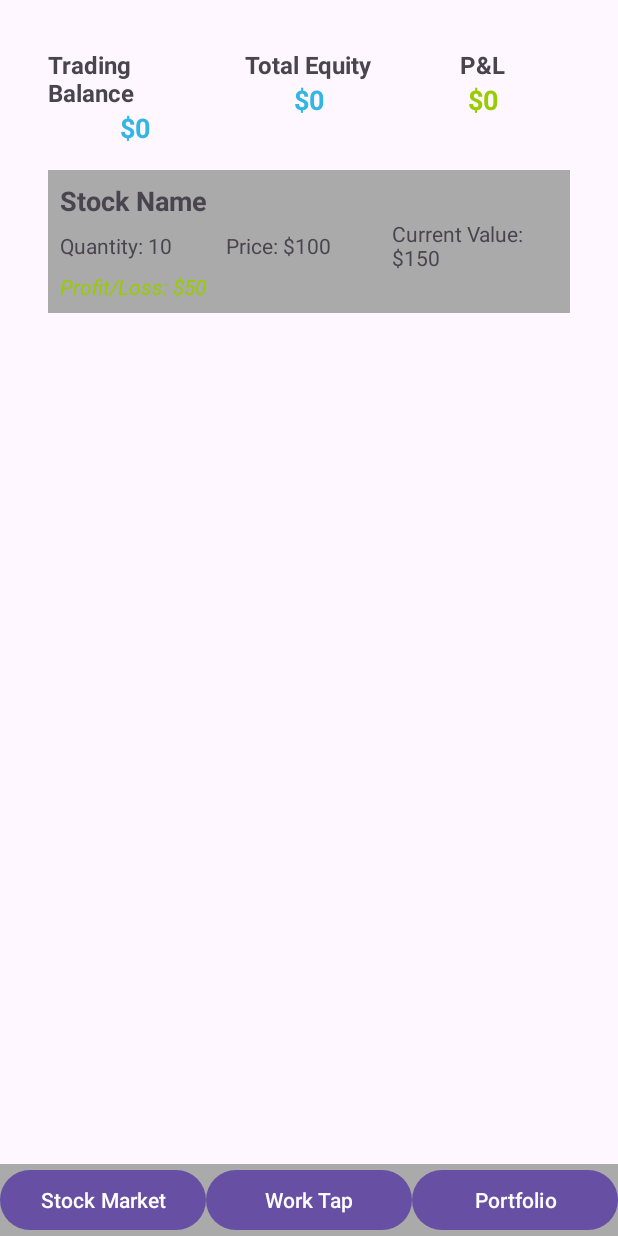
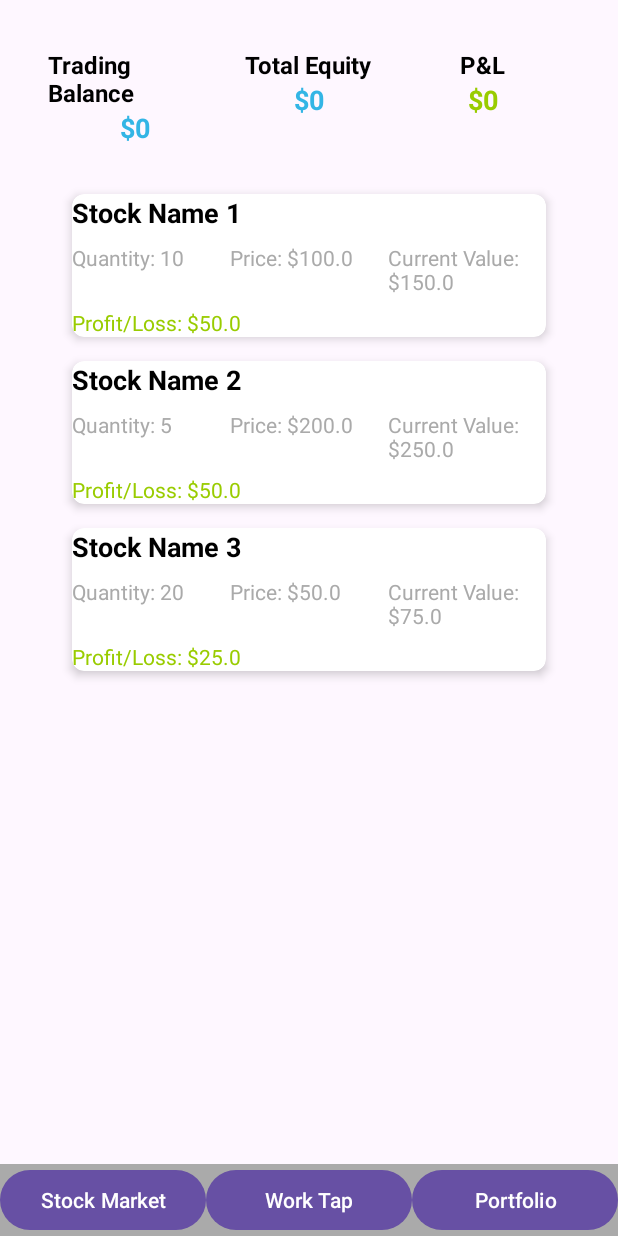
Before and after one commit to pakelcomedy/StockComedy, an Android app: the fragment PortfolioFragment placed in its activity, on a phone screen of 412 x 824 dp. Run offline under Robolectric (Android 15) with nearby library versions, the phone set to English and light mode, and no system bars.

Commit message:
fix portofolio

```diff
--- a/app/src/main/java/com/pakelcomedy/stockcomedy/PortfolioFragment.kt
+++ b/app/src/main/java/com/pakelcomedy/stockcomedy/PortfolioFragment.kt
@@ -25,7 +25,7 @@ class PortfolioFragment : Fragment() {
         savedInstanceState: Bundle?
     ): View? {
         // Inflate the layout for this fragment
-        return inflater.inflate(R.layout.activity_portfolio, container, false)
+        return inflater.inflate(R.layout.fragment_portfolio, container, false)
     }
 
     override fun onViewCreated(view: View, savedInstanceState: Bundle?) {
@@ -33,7 +33,6 @@ class PortfolioFragment : Fragment() {
 
         recyclerView = view.findViewById(R.id.portfolioContainer)
         recyclerView.layoutManager = LinearLayoutManager(context)
-
         portfolioAdapter = PortfolioAdapter(portfolioItems)
         recyclerView.adapter = portfolioAdapter
     }
--- /dev/null
+++ b/app/src/main/res/layout/fragment_portfolio.xml
@@ -0,0 +1,108 @@
+<?xml version="1.0" encoding="utf-8"?>
+<LinearLayout
+    xmlns:android="http://schemas.android.com/apk/res/android"
+    xmlns:tools="http://schemas.android.com/tools"
+    android:layout_width="match_parent"
+    android:layout_height="match_parent"
+    android:orientation="vertical"
+    android:padding="16dp"
+    tools:context=".PortfolioFragment">
+
+    <!-- Panel 1: Trading Balance, Total Equity, P&L -->
+    <LinearLayout
+        android:layout_width="match_parent"
+        android:layout_height="wrap_content"
+        android:orientation="horizontal"
+        android:paddingBottom="16dp">
+
+        <!-- Trading Balance -->
+        <LinearLayout
+            android:layout_width="0dp"
+            android:layout_height="wrap_content"
+            android:layout_weight="1"
+            android:orientation="vertical"
+            android:gravity="center_horizontal">
+
+            <TextView
+                android:id="@+id/tvTradingBalanceLabel"
+                android:layout_width="wrap_content"
+                android:layout_height="wrap_content"
+                android:text="Trading Balance"
+                android:textSize="16sp"
+                android:textStyle="bold"
+                android:textColor="@android:color/black" />
+
+            <TextView
+                android:id="@+id/tvTradingBalanceValue"
+                android:layout_width="wrap_content"
+                android:layout_height="wrap_content"
+                android:text="$0"
+                android:textSize="18sp"
+                android:textStyle="bold"
+                android:textColor="@android:color/holo_blue_light" />
+        </LinearLayout>
+
+        <!-- Total Equity -->
+        <LinearLayout
+            android:layout_width="0dp"
+            android:layout_height="wrap_content"
+            android:layout_weight="1"
+            android:orientation="vertical"
+            android:gravity="center_horizontal">
+
+            <TextView
+                android:id="@+id/tvTotalEquityLabel"
+                android:layout_width="wrap_content"
+                android:layout_height="wrap_content"
+                android:text="Total Equity"
+                android:textSize="16sp"
+                android:textStyle="bold"
+                android:textColor="@android:color/black" />
+
+            <TextView
+                android:id="@+id/tvTotalEquityValue"
+                android:layout_width="wrap_content"
+                android:layout_height="wrap_content"
+                android:text="$0"
+                android:textSize="18sp"
+                android:textStyle="bold"
+                android:textColor="@android:color/holo_blue_light" />
+        </LinearLayout>
+
+        <!-- P&L -->
+        <LinearLayout
+            android:layout_width="0dp"
+            android:layout_height="wrap_content"
+            android:layout_weight="1"
+            android:orientation="vertical"
+            android:gravity="center_horizontal">
+
+            <TextView
+                android:id="@+id/tvPnLLabel"
+                android:layout_width="wrap_content"
+                android:layout_height="wrap_content"
+                android:text="P&amp;L"
+                android:textSize="16sp"
+                android:textStyle="bold"
+                android:textColor="@android:color/black" />
+
+            <TextView
+                android:id="@+id/tvPnLValue"
+                android:layout_width="wrap_content"
+                android:layout_height="wrap_content"
+                android:text="$0"
+                android:textSize="18sp"
+                android:textStyle="bold"
+                android:textColor="@android:color/holo_green_light" />
+        </LinearLayout>
+    </LinearLayout>
+
+    <!-- Panel 2: List Saham yang Dimiliki Player -->
+    <androidx.recyclerview.widget.RecyclerView
+        android:id="@+id/portfolioContainer"
+        android:layout_width="match_parent"
+        android:layout_height="0dp"
+        android:layout_weight="1"
+        android:padding="8dp"
+        android:clipToPadding="false" />
+</LinearLayout>
--- a/app/src/main/res/layout/portfolio_item.xml
+++ b/app/src/main/res/layout/portfolio_item.xml
@@ -1,12 +1,19 @@
 <?xml version="1.0" encoding="utf-8"?>
-<LinearLayout
+<androidx.cardview.widget.CardView
     xmlns:android="http://schemas.android.com/apk/res/android"
+    xmlns:cardview="http://schemas.android.com/apk/res-auto"
     android:layout_width="match_parent"
     android:layout_height="wrap_content"
-    android:orientation="vertical"
-    android:padding="8dp"
-    android:background="@android:color/darker_gray"
-    android:layout_marginBottom="8dp">
+    android:layout_margin="8dp"
+    android:padding="16dp"
+    cardview:cardElevation="4dp"
+    cardview:cardCornerRadius="8dp"
+    android:background="@color/colorBackground">
+
+    <LinearLayout
+        android:layout_width="match_parent"
+        android:layout_height="wrap_content"
+        android:orientation="vertical">
 
         <TextView
             android:id="@+id/tvStockName"
@@ -14,38 +21,38 @@
             android:layout_height="wrap_content"
             android:text="Stock Name"
             android:textSize="18sp"
-        android:textStyle="bold"/>
+            android:textStyle="bold"
+            android:textColor="@android:color/black"/>
 
         <LinearLayout
             android:layout_width="match_parent"
             android:layout_height="wrap_content"
-        android:orientation="horizontal">
+            android:orientation="horizontal"
+            android:layout_marginTop="8dp">
 
             <TextView
                 android:id="@+id/tvStockQuantity"
-            android:layout_width="wrap_content"
+                android:layout_width="0dp"
                 android:layout_height="wrap_content"
-            android:text="Quantity: 10"/>
-
-        <Space
-            android:layout_width="16dp"
-            android:layout_height="wrap_content" />
+                android:layout_weight="1"
+                android:text="Quantity: 10"
+                android:textColor="@android:color/darker_gray"/>
 
             <TextView
                 android:id="@+id/tvStockPrice"
-            android:layout_width="wrap_content"
+                android:layout_width="0dp"
                 android:layout_height="wrap_content"
-            android:text="Price: $100"/>
-
-        <Space
-            android:layout_width="16dp"
-            android:layout_height="wrap_content" />
+                android:layout_weight="1"
+                android:text="Price: $100"
+                android:textColor="@android:color/darker_gray"/>
 
             <TextView
                 android:id="@+id/tvStockCurrentValue"
-            android:layout_width="wrap_content"
+                android:layout_width="0dp"
                 android:layout_height="wrap_content"
-            android:text="Current Value: $150"/>
+                android:layout_weight="1"
+                android:text="Current Value: $150"
+                android:textColor="@android:color/darker_gray"/>
         </LinearLayout>
 
         <TextView
@@ -53,6 +60,8 @@
             android:layout_width="wrap_content"
             android:layout_height="wrap_content"
             android:text="Profit/Loss: $50"
-        android:textStyle="italic"
-        android:textColor="@android:color/holo_green_light"/>
+            android:textColor="@android:color/holo_green_light"
+            android:layout_marginTop="8dp"/>
+
     </LinearLayout>
+</androidx.cardview.widget.CardView>
--- a/app/src/main/res/values/colors.xml
+++ b/app/src/main/res/values/colors.xml
@@ -4,4 +4,5 @@
     <color name="white">#FFFFFFFF</color>
     <color name="purchaseButtonColor">#00796B</color> <!-- Warna untuk tombol Beli -->
     <color name="sellButtonColor">#D32F2F</color>     <!-- Warna untuk tombol Jual -->
+    <color name="colorBackground">#FFFFFF</color> <!-- Ganti dengan warna yang diinginkan -->
 </resources>
```
Also changed, not shown: 4 other files. Lines whose indentation alone changed are shown as unchanged.
